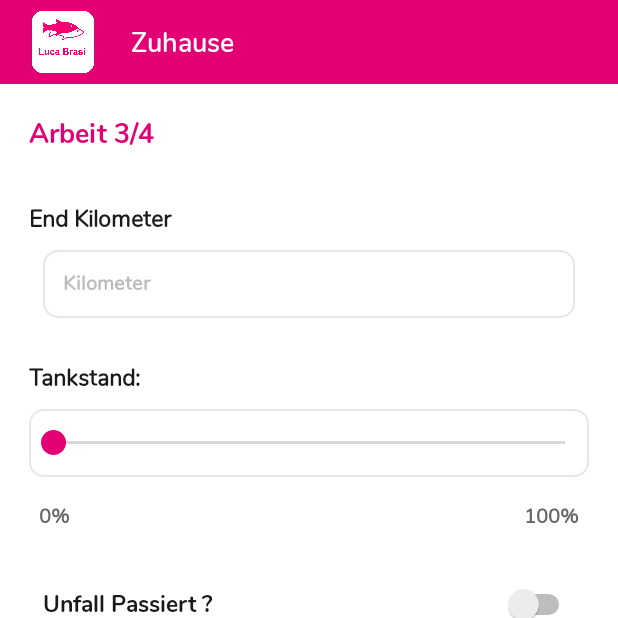
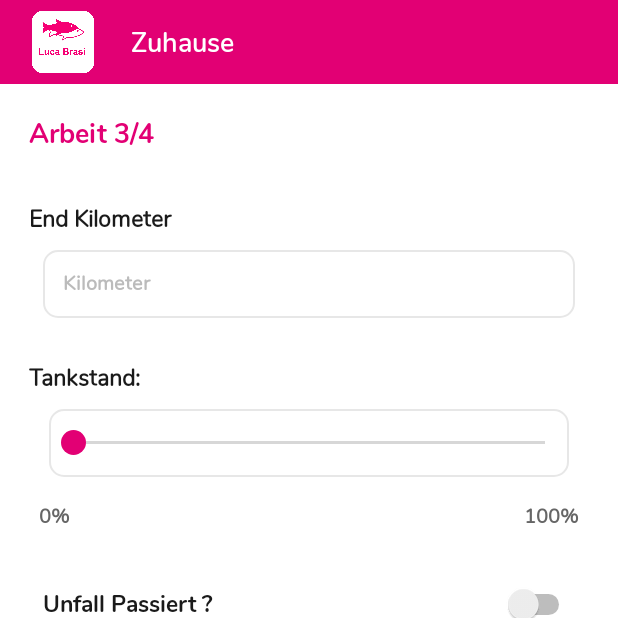
Before and after one commit to Kushal2828/LucaBrisa, an Android app: the Arbeit3Activity screen opened directly, with no data from a screen before it, on a phone screen of 412 x 824 dp, the top half of it. Run offline under Robolectric (Android 15) with nearby library versions, the phone set to English and light mode, and no system bars; our stand-ins replace ButterKnife, sdp/ssp sizes; network calls fail.

Commit message:
Commit Lucabrisa 04-06-2021          =>Final Chnages

```diff
--- a/app/src/main/java/com/luca/lucabrasi/Activity/Arbeit1Activity.java
+++ b/app/src/main/java/com/luca/lucabrasi/Activity/Arbeit1Activity.java
@@ -62,7 +62,6 @@ public class Arbeit1Activity extends BaseActivity implements OnDataResponseListn
 
     @BindView(R.id.ettrankstand)
     SeekBar ettrankstand;
-
 
     @BindView(R.id.rv_filter)
     RecyclerView rv_filter;
@@ -231,8 +230,6 @@ public class Arbeit1Activity extends BaseActivity implements OnDataResponseListn
                         Toast.makeText(this, getString(R.string.No_Internet), Toast.LENGTH_SHORT).show();
                     }
                 }
-
-
                // startActivity(new Intent(this, Arbeit2Activity.class));
                 break;
         }
--- a/app/src/main/java/com/luca/lucabrasi/Activity/TankenActivity.java
+++ b/app/src/main/java/com/luca/lucabrasi/Activity/TankenActivity.java
@@ -216,6 +216,9 @@ public class TankenActivity extends BaseActivity implements OnDataResponseListne
                 }.getType());
                 if (commonmodel.status.equals(HttpParams.success)) {
                 showLongToast(this,getString(R.string.fuleinfoadded));
+                    Intent intent = new Intent(this, HomeActivity.class);
+                    intent.addFlags(Intent.FLAG_ACTIVITY_NEW_TASK | Intent.FLAG_ACTIVITY_CLEAR_TASK);
+                    startActivity(intent);
                 }else {
                     showLongToast(this,commonmodel.message);
                 }
--- a/app/src/main/java/com/luca/lucabrasi/Adapter/FilterAdapter.java
+++ b/app/src/main/java/com/luca/lucabrasi/Adapter/FilterAdapter.java
@@ -28,14 +28,12 @@ public class FilterAdapter extends  RecyclerView.Adapter<FilterAdapter.ViewHolde
     Context context;
     OnDataResponceListner onDataResponceListner;
 
-
     public FilterAdapter(List<Carlistmodel.Datum> carlist, Context context, OnDataResponceListner onDataResponceListner) {
         this.carlist = carlist;
         this.context = context;
         this.onDataResponceListner = onDataResponceListner;
     }
 
-    @NonNull
     @Override
     public ViewHolder onCreateViewHolder(@NonNull ViewGroup parent, int viewType) {
         View itemView = LayoutInflater.from(parent.getContext())
@@ -46,7 +44,8 @@ public class FilterAdapter extends  RecyclerView.Adapter<FilterAdapter.ViewHolde
     @Override
     public void onBindViewHolder(@NonNull ViewHolder holder, int position) {
         Log.e("TAG", "onBindViewHolder: " );
-            holder.tvname.setText(carlist.get(position).carNoplate);
+        holder.tvname.setText(carlist.get(position).carNoplate);
+
 
             holder.tvname.setOnClickListener(new View.OnClickListener() {
                 @Override
--- a/app/src/main/java/com/luca/lucabrasi/Utils/HttpParams.java
+++ b/app/src/main/java/com/luca/lucabrasi/Utils/HttpParams.java
@@ -4,7 +4,7 @@ package com.luca.lucabrasi.Utils;
  * Created by Monil_ on 2/9/2021.
  */
 public class HttpParams {
-    public static final String BASE_URL = "http://test-bh.potenzaglobalsolutions.com/luca-brasi/api/";
+    public static final String BASE_URL = "http://lucabrasi.kpslogistik.de/api/";
     //credentials
 
     public static final String USERNAME = "f352e3ad70988bbdc547ec437713cf18";
--- /dev/null
+++ b/app/src/main/res/anim/slide_in_left.xml
@@ -0,0 +1,7 @@
+<?xml version="1.0" encoding="utf-8"?>
+<set xmlns:android="http://schemas.android.com/apk/res/android">
+    <translate android:fromXDelta="-100%p" android:toXDelta="0"
+        android:duration="200"/>
+    <alpha android:fromAlpha="0.5"
+        android:toAlpha="1"/>
+</set>
--- /dev/null
+++ b/app/src/main/res/anim/slide_in_right.xml
@@ -0,0 +1,8 @@
+<?xml version="1.0" encoding="utf-8"?>
+
+<set xmlns:android="http://schemas.android.com/apk/res/android">
+    <translate android:fromXDelta="100%p" android:toXDelta="0"
+        android:duration="200"/>
+    <alpha android:fromAlpha="0.5"
+        android:toAlpha="1"/>
+</set>
--- /dev/null
+++ b/app/src/main/res/anim/slide_out_left.xml
@@ -0,0 +1,7 @@
+<?xml version="1.0" encoding="utf-8"?>
+<set xmlns:android="http://schemas.android.com/apk/res/android">
+    <translate android:fromXDelta="0" android:toXDelta="-100%p"
+        android:duration="200"/>
+    <alpha android:fromAlpha="0.5"
+        android:toAlpha="1"/>
+</set>
--- /dev/null
+++ b/app/src/main/res/anim/slide_out_right.xml
@@ -0,0 +1,8 @@
+<?xml version="1.0" encoding="utf-8"?>
+
+<set xmlns:android="http://schemas.android.com/apk/res/android">
+    <translate android:fromXDelta="0" android:toXDelta="100%p"
+        android:duration="200"/>
+    <alpha android:fromAlpha="0.5"
+        android:toAlpha="1"/>
+</set>
--- a/app/src/main/res/layout/activity_arbei3.xml
+++ b/app/src/main/res/layout/activity_arbei3.xml
@@ -85,6 +85,7 @@
                         style="@style/Widget.AppCompat.SeekBar"
                         android:layout_width="match_parent"
                         android:layout_height="@dimen/_35sdp"
+                        android:layout_marginHorizontal="@dimen/_10sdp"
                         android:layout_marginVertical="@dimen/_7sdp"
                         android:background="@drawable/bg"
                         android:thumb="@drawable/thumb" />
--- a/app/src/main/res/layout/activity_arbeit1.xml
+++ b/app/src/main/res/layout/activity_arbeit1.xml
@@ -129,7 +129,6 @@
                         android:paddingBottom="@dimen/_10sdp"
                         android:singleLine="true"  />
 
-
                     <LinearLayout
                         android:id="@+id/llsuugest"
                         android:layout_width="match_parent"
--- a/app/src/main/res/layout/activity_login.xml
+++ b/app/src/main/res/layout/activity_login.xml
@@ -62,7 +62,7 @@
                         android:hint="@string/email"
                         android:padding="@dimen/_5sdp"
                         android:lines="1"
-                        android:text="kushal123@yopmail.com"
+                        android:text=""
                         android:inputType="text"
                         android:paddingLeft="@dimen/_15sdp"
                         android:paddingTop="@dimen/_10sdp"
@@ -96,7 +96,7 @@
                         android:hint="@string/password"
                         android:padding="@dimen/_5sdp"
                         android:lines="1"
-                        android:text="monto@123"
+                        android:text=""
                         android:inputType="text"
                         android:paddingLeft="@dimen/_15sdp"
                         android:paddingTop="@dimen/_10sdp"
--- a/app/src/main/res/values/themes.xml
+++ b/app/src/main/res/values/themes.xml
@@ -9,10 +9,28 @@
         <item name="colorSecondaryVariant">@color/teal_700</item>
         <item name="colorOnSecondary">@color/black</item>
         <item name="android:statusBarColor" tools:targetApi="l">?attr/colorPrimaryVariant</item>
-
+        <!--<item name="android:windowAnimationStyle">@style/CustomActivityAnimation</item>-->
     </style>
 
-        <style name="txt_black_micro">
+
+
+    <style name="CustomActivityAnimation" parent="@android:style/Animation.Activity">
+        <item name="android:activityOpenEnterAnimation">@anim/slide_in_right</item>
+        <item name="android:activityOpenExitAnimation">@anim/slide_out_left</item>
+        <item name="android:activityCloseEnterAnimation">@anim/slide_in_left</item>
+        <item name="android:activityCloseExitAnimation">@anim/slide_out_right</item>
+    </style>
+
+
+
+
+
+
+
+
+
+
+    <style name="txt_black_micro">
             <item name="android:textColor">@color/black</item>
             <item name="android:textColorHint">@color/placeholder</item>
             <item name="android:textSize">@dimen/_8sdp</item>
```
Also changed, not shown: app/src/main/res/layout/activity_home.xml (+10 -10 lines).
